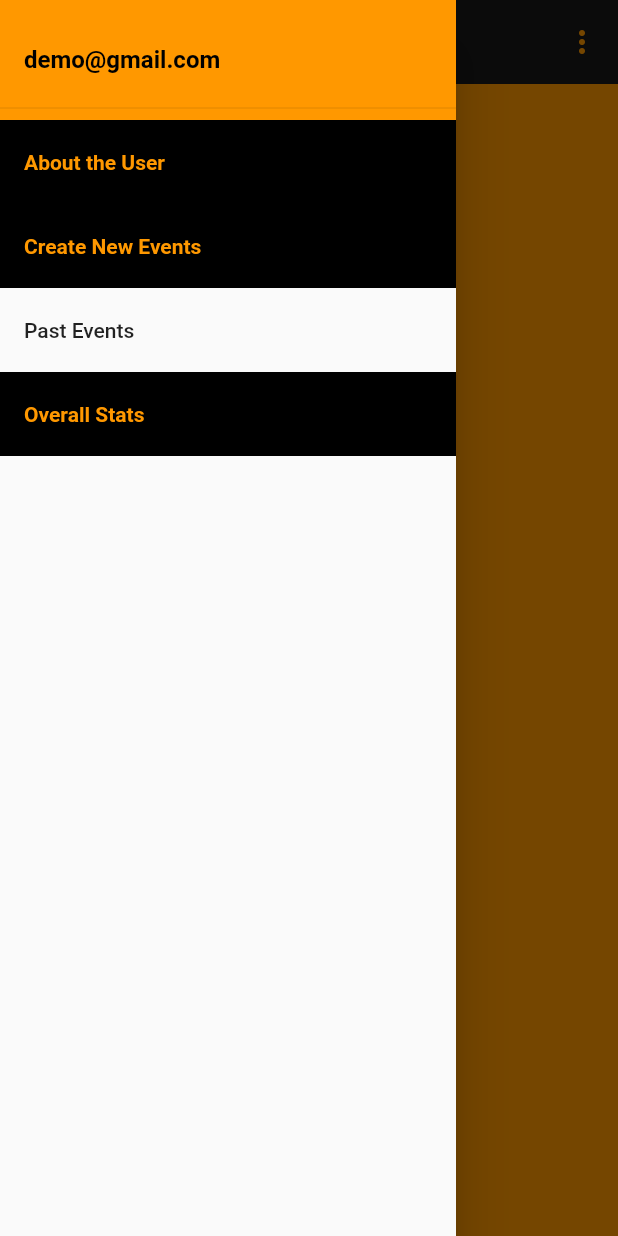
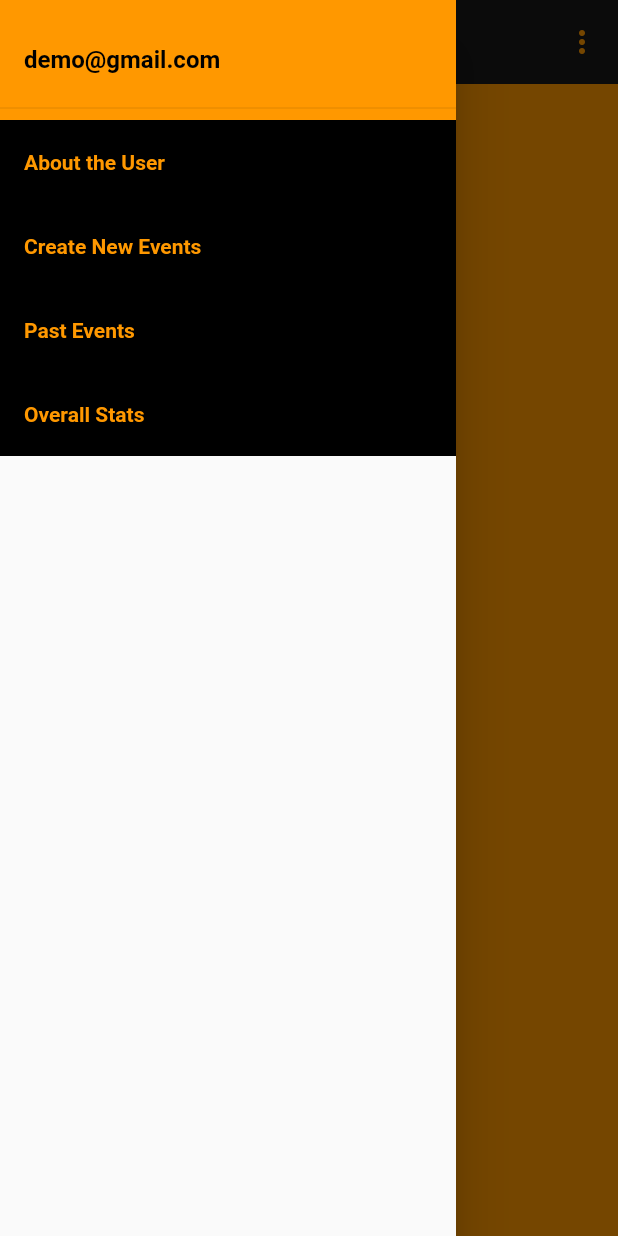
Before and after one commit to harshkumarkhatri/Booking-App-Event-Creator, a Flutter app: the MainScreen screen opened directly, with the side drawer open, on a phone screen of 412 x 824 dp. Run offline on Flutter 3.47's test engine with Material 2 defaults, Android fonts, the phone set to English and light mode, and no system bars; our stand-ins replace cloud_firestore, firebase_auth, get, shared_preferences; accounts and stored records are empty.

Commit message:
Initialized past events tile for main screen drawer

```diff
--- a/lib/views/pages/MainScreen/Widgets/pastEventTile_widget.dart
+++ b/lib/views/pages/MainScreen/Widgets/pastEventTile_widget.dart
@@ -1,11 +1,22 @@
 import 'package:flutter/material.dart';
+import 'package:flutter_booking_app_event_creator/views/pages/PastEvents/pastEvents_screen.dart';
+import 'package:get/get.dart';
 
 Widget pastEventTile() {
   return ListTile(
-    title: Text('Past Events'),
+    tileColor: Colors.black,
+    title: Text(
+      'Past Events',
+      style: TextStyle(
+        color: Colors.orange,
+        fontWeight: FontWeight.w600,
+      ),
+    ),
     onTap: () {
       // Update the state of the app.
       // ...
+      Get.back();
+      Get.to(PastEventsScreen());
     },
   );
 }
```
